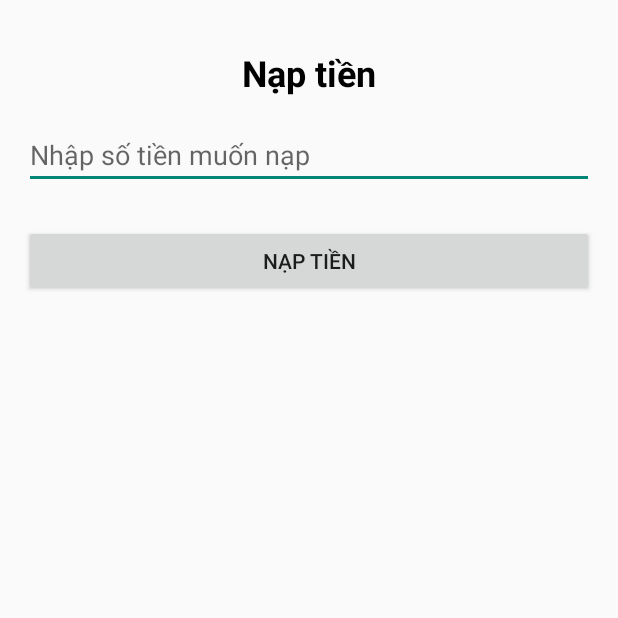
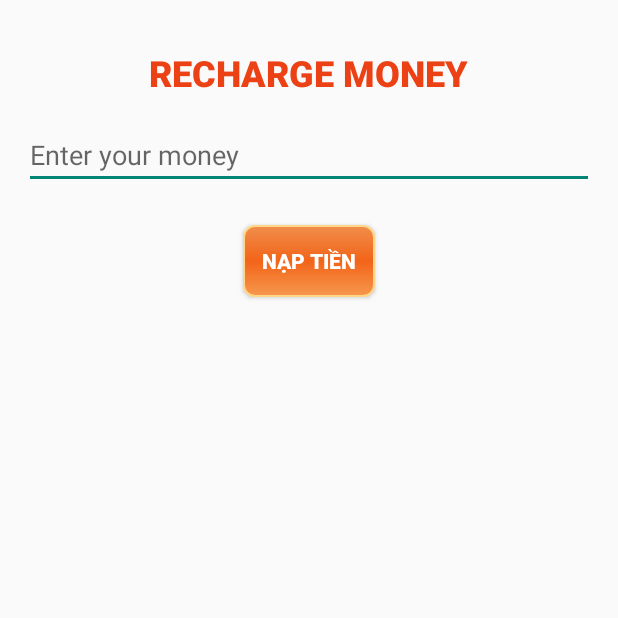
Before and after one commit to KhanhBa/PRM391_MiniProject, an Android app: the DepositActivity screen opened directly, with no data from a screen before it, on a phone screen of 412 x 824 dp, the top half of it. Run offline under Robolectric (Android 15) with nearby library versions, the phone set to English and light mode, and no system bars.

Commit message:
solve fix again

```diff
--- a/app/src/main/res/layout/activity_recharge.xml
+++ b/app/src/main/res/layout/activity_recharge.xml
@@ -11,12 +11,13 @@
         android:id="@+id/tv_deposit_title"
         android:layout_width="wrap_content"
         android:layout_height="wrap_content"
-        android:text="Nạp tiền"
+        android:text="RECHARGE MONEY"
+        android:fontFamily="sans-serif-black"
         android:textSize="24sp"
         android:textStyle="bold"
         android:layout_marginTop="32dp"
         android:layout_marginBottom="16dp"
-        android:textColor="@android:color/black"
+        android:textColor="#EB4114"
         app:layout_constraintTop_toTopOf="parent"
         app:layout_constraintStart_toStartOf="parent"
         app:layout_constraintEnd_toEndOf="parent" />
@@ -26,7 +27,7 @@
         android:id="@+id/et_deposit_amount"
         android:layout_width="0dp"
         android:layout_height="wrap_content"
-        android:hint="Nhập số tiền muốn nạp"
+        android:hint="Enter your money"
         android:inputType="number"
         android:layout_marginTop="16dp"
         app:layout_constraintTop_toBottomOf="@id/tv_deposit_title"
@@ -38,9 +39,12 @@
     <!-- Nút Nạp tiền -->
     <Button
         android:id="@+id/btn_deposit"
-        android:layout_width="0dp"
+        android:layout_width="wrap_content"
         android:layout_height="wrap_content"
         android:text="Nạp tiền"
+        android:fontFamily="sans-serif-black"
+        android:textColor="@color/white"
+        android:background="@drawable/button"
         android:layout_marginTop="24dp"
         app:layout_constraintTop_toBottomOf="@id/et_deposit_amount"
         app:layout_constraintStart_toStartOf="parent"
```
Also changed, not shown: app/src/main/res/layout/activity_login.xml (+4 -4 lines), app/src/main/res/layout/activity_signup.xml (+4 -4 lines), app/src/main/res/drawable/abcd.webp (deleted), app/src/main/res/drawable/banner2.webp (added).
